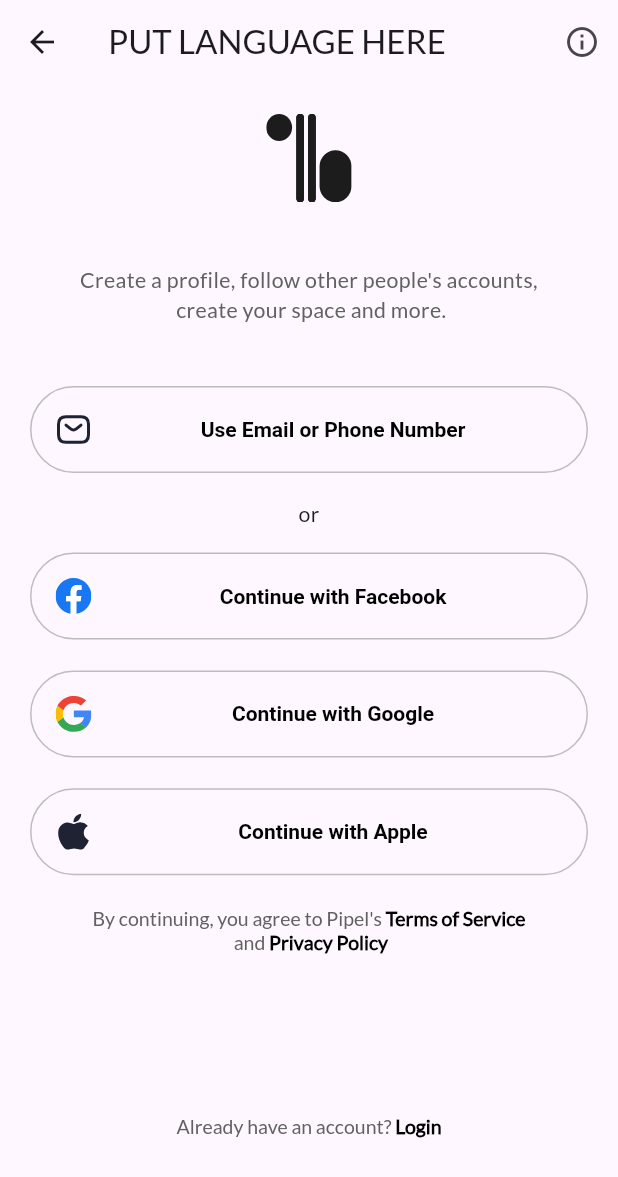
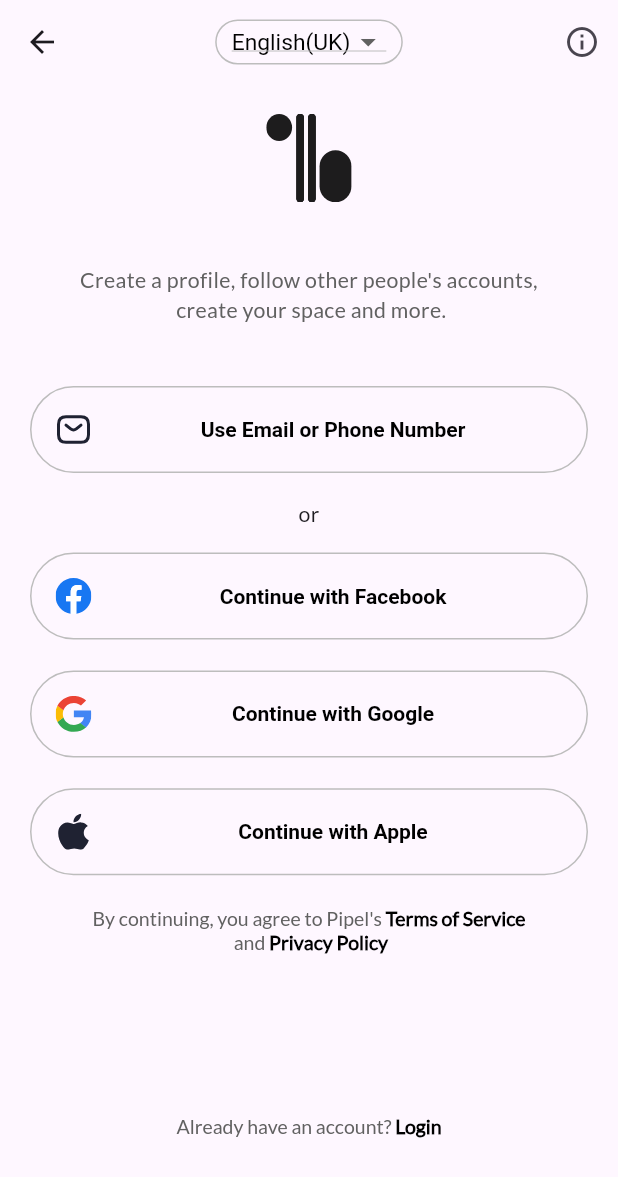
Before and after one commit to Olamidotune/Rootscards, a Flutter app: the GetStartedScreen screen opened by its route, on a phone screen of 412 x 824 dp. Shown: the top 1177 px of the screen. Run offline on Flutter 3.47's test engine with Material 3 defaults, Android fonts, the phone set to English and light mode, and no system bars; our stand-ins replace carousel_slider, device_info_plus, dio, email_validator, flutter_screenutil, flutter_secure_storage and 3 more; accounts and stored records are empty.

Commit message:
fixed responsiveness,language dropdownbutton

```diff
--- a/lib/presentation/get_started_screen.dart
+++ b/lib/presentation/get_started_screen.dart
@@ -1,26 +1,65 @@
 import 'package:flutter/gestures.dart';
 import 'package:flutter/material.dart';
+import 'package:flutter_screenutil/flutter_screenutil.dart';
 import 'package:flutter_svg/svg.dart';
 import 'package:rootscards/config/colors.dart';
 import 'package:rootscards/presentation/screens/auth/sign_in/sign_in.dart';
 import 'package:rootscards/presentation/screens/widgets/big_social_media_button.dart';
 
-class GetStartedScreen extends StatelessWidget {
+class GetStartedScreen extends StatefulWidget {
   static const String routeName = 'get_started_screen';
   const GetStartedScreen({super.key});
 
   @override
+  State<GetStartedScreen> createState() => _GetStartedScreenState();
+}
+
+class _GetStartedScreenState extends State<GetStartedScreen> {
+  @override
   Widget build(BuildContext context) {
+    const List<String> list = <String>[
+      'English(UK)',
+      'English(US)',
+    ];
     final double height =
         MediaQuery.of(context).size.height - MediaQuery.of(context).padding.top;
+    String dropdownValue = list.first;
+
     return Scaffold(
       appBar: AppBar(
+        centerTitle: true,
         leading: IconButton(
             onPressed: () {
               Navigator.pop(context);
             },
             icon: Icon(Icons.arrow_back)),
-        title: Text("PUT LANGUAGE HERE"),
+        title: Container(
+            height: 30,
+            padding: EdgeInsets.symmetric(horizontal: 10),
+            decoration: BoxDecoration(
+              borderRadius: BorderRadius.circular(30),
+              border: Border.all(color: Colors.grey.shade400),
+            ),
+            child: DropdownButton<String>(
+              value: dropdownValue,
+              icon: const Icon(Icons.arrow_drop_down),
+              elevation: 16,
+              style: const TextStyle(color: BLACK),
+              onChanged: (String? value) {
+                setState(() {
+                  dropdownValue = value!;
+                });
+              },
+              items: list.map<DropdownMenuItem<String>>((String value) {
+                return DropdownMenuItem<String>(
+                  value: value,
+                  child: Text(
+                    value,
+                    style: TextStyle(fontSize: 15.sp),
+                  ),
+                );
+              }).toList(),
+            )),
         actions: [
           IconButton(
             onPressed: () {},
@@ -141,7 +180,7 @@ class GetStartedScreen extends StatelessWidget {
                             color: Colors.grey.shade700),
                         children: [
                           TextSpan(
-                            recognizer:  TapGestureRecognizer()
+                            recognizer: TapGestureRecognizer()
                               ..onTap = () {
                                 Navigator.of(context).pushNamed(
                                   SignInScreen.routeName,
```
Also changed, not shown: lib/presentation/screens/auth/sign_in/sign_in.dart (+8 -7 lines), lib/presentation/screens/onboarding/onboarding_screen.dart (+17 -8 lines), lib/presentation/screens/widgets/skip_button.dart (+9 -7 lines).
